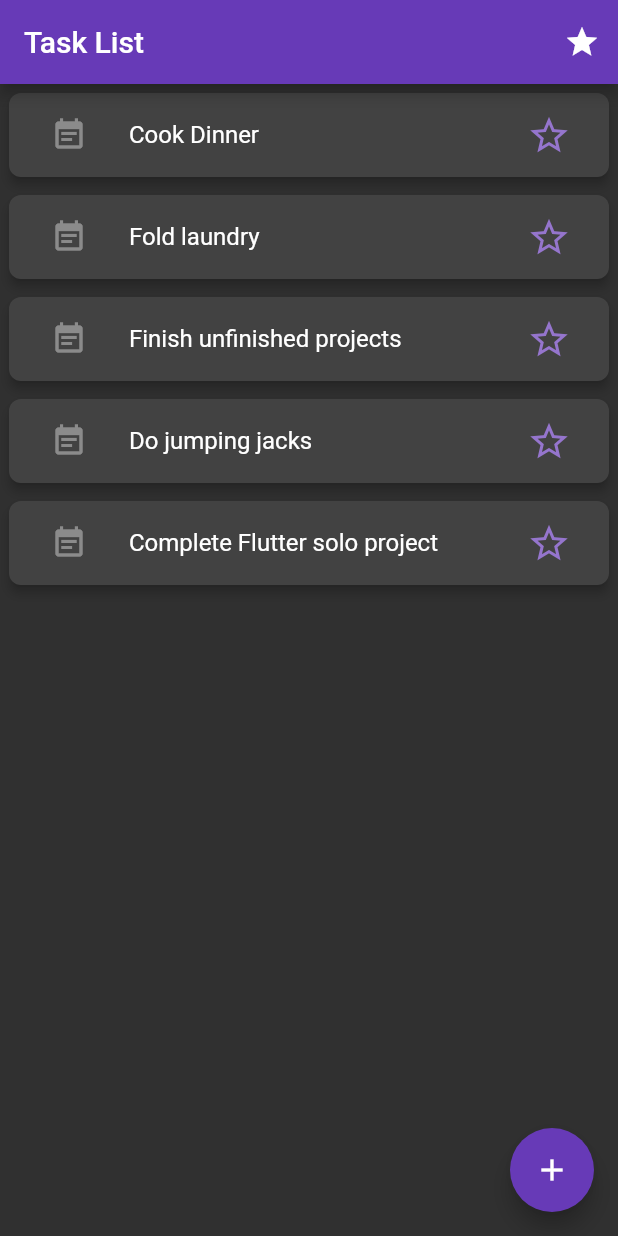
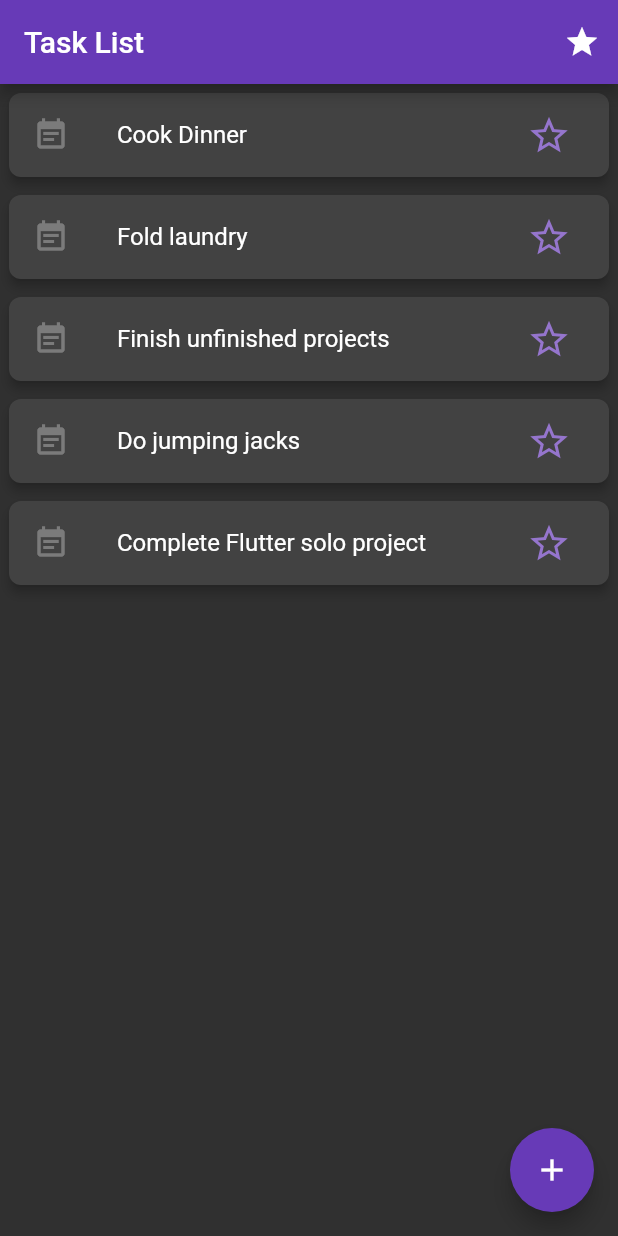
Before and after one commit to Chase00/FlutterTasks, a Flutter app: the screen it shows after launch, on a phone screen of 412 x 824 dp. Run offline on Flutter 3.47's test engine with Material 2 defaults, Android fonts, the phone set to English and light mode, and no system bars.

Commit message:
Replaced IconButton with Icon for non eventful icons

```diff
--- a/lib/main.dart
+++ b/lib/main.dart
@@ -81,8 +81,8 @@ class _MyAppState extends State<MyApp> {
               BorderRadius.circular(8)),
               child: ListTile(
                 title: Text(tasks[index]),
-                  leading: IconButton(
-                    icon: Icon(Icons.event_note),
+                  leading: Icon(
+                    Icons.event_note,
                     color: Colors.white30,
                   ),
                 trailing: IconButton(
@@ -117,8 +117,8 @@ class _MyAppState extends State<MyApp> {
           final Iterable<ListTile> tiles = saved.map(
                 (text) {
               return ListTile(
-                leading: IconButton(
-                  icon: Icon(Icons.check),
+                leading: Icon(
+                  Icons.check,
                   color: Colors.green,
                 ),
                 title: Text(text),
```
